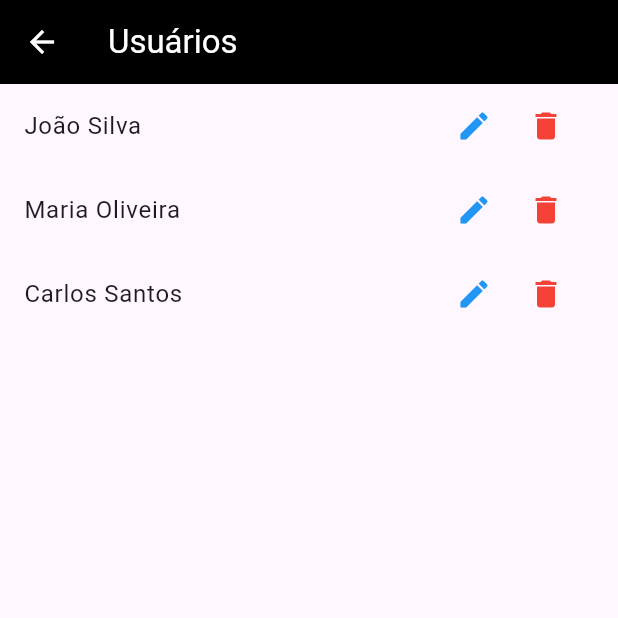
After one commit to joaovictorsalotialves/fluxo-livre, a Flutter app: the AdminPage screen opened by its route, after a tap on "Estudantes", on a phone screen of 412 x 824 dp, the top half of it. The commit adds this screen. Run offline on Flutter 3.47's test engine with Material 3 defaults, Android fonts, the phone set to English and light mode, and no system bars; our stand-ins replace shared_preferences; missing offline and left inert: validatorless; accounts and stored records are empty.

Commit message:
Criação da tela de usuários

```diff
--- a/lib/src/pages/admin_page.dart
+++ b/lib/src/pages/admin_page.dart
@@ -1,4 +1,5 @@
 import 'package:flutter/material.dart';
+import 'users_page.dart';
 
 class AdminPage extends StatelessWidget {
   final List<Map<String, dynamic>> items = [
@@ -38,7 +39,16 @@ class AdminPage extends StatelessWidget {
           ),
           itemBuilder: (context, index) {
             final item = items[index];
-            return ClipRRect(
+            return GestureDetector(
+              onTap: () {
+                if (item['title'] == 'Estudantes') {
+                  Navigator.push(
+                    context,
+                    MaterialPageRoute(builder: (context) => const UsersPage()),
+                  );
+                }
+              },
+              child: ClipRRect(
                 borderRadius: BorderRadius.circular(12),
                 child: Container(
                   color: Colors.black87,
@@ -54,6 +64,7 @@ class AdminPage extends StatelessWidget {
                     ],
                   ),
                 ),
+              ),
             );
           },
         ),
--- /dev/null
+++ b/lib/src/pages/users_page.dart
@@ -0,0 +1,85 @@
+import 'package:flutter/material.dart';
+
+// Simula uma API com lista de usuários
+Future<List<Map<String, dynamic>>> fetchUsers() async {
+  await Future.delayed(Duration(seconds: 1)); // simula delay de rede
+  return [
+    {'id': 1, 'name': 'João Silva'},
+    {'id': 2, 'name': 'Maria Oliveira'},
+    {'id': 3, 'name': 'Carlos Santos'},
+  ];
+}
+
+class UsersPage extends StatefulWidget {
+  const UsersPage({super.key});
+
+  @override
+  State<UsersPage> createState() => _UsersPageState();
+}
+
+class _UsersPageState extends State<UsersPage> {
+  late Future<List<Map<String, dynamic>>> _usersFuture;
+
+  @override
+  void initState() {
+    super.initState();
+    _usersFuture = fetchUsers();
+  }
+
+  void _editUser(int id) {
+    // lógica para editar usuário
+    print('Editar usuário $id');
+  }
+
+  void _deleteUser(int id) {
+    // lógica para excluir usuário
+    print('Excluir usuário $id');
+  }
+
+  @override
+  Widget build(BuildContext context) {
+    return Scaffold(
+      appBar: AppBar(
+        title: const Text('Usuários'),
+        backgroundColor: Colors.black,
+        foregroundColor: Colors.white,
+      ),
+      body: FutureBuilder<List<Map<String, dynamic>>>(
+        future: _usersFuture,
+        builder: (context, snapshot) {
+          if (snapshot.connectionState == ConnectionState.waiting) {
+            return const Center(child: CircularProgressIndicator());
+          } else if (snapshot.hasError) {
+            return Center(child: Text('Erro ao carregar usuários'));
+          } else if (!snapshot.hasData || snapshot.data!.isEmpty) {
+            return Center(child: Text('Nenhum usuário encontrado'));
+          }
+
+          final users = snapshot.data!;
+          return ListView.builder(
+            itemCount: users.length,
+            itemBuilder: (context, index) {
+              final user = users[index];
+              return ListTile(
+                title: Text(user['name']),
+                trailing: Row(
+                  mainAxisSize: MainAxisSize.min,
+                  children: [
+                    IconButton(
+                      icon: Icon(Icons.edit, color: Colors.blue),
+                      onPressed: () => _editUser(user['id']),
+                    ),
+                    IconButton(
+                      icon: Icon(Icons.delete, color: Colors.red),
+                      onPressed: () => _deleteUser(user['id']),
+                    ),
+                  ],
+                ),
+              );
+            },
+          );
+        },
+      ),
+    );
+  }
+}
```
Lines whose indentation alone changed are shown as unchanged.
